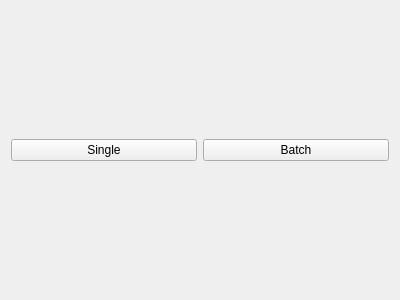
Old version of the form ImageWizard/batchchoice.ui in the repository coltoncandy/Image-Generator-Wizard.
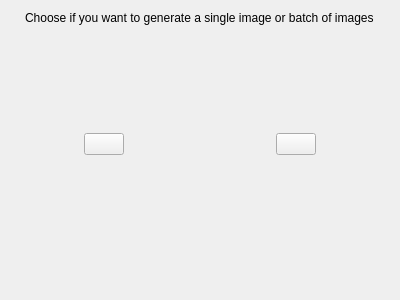
New version of the form.

Commit message: Added styling to batch choice

```diff
--- a/ImageWizard/batchchoice.ui
+++ b/ImageWizard/batchchoice.ui
@@ -13,20 +13,57 @@
   <property name="windowTitle">
    <string>Form</string>
   </property>
-  <layout class="QHBoxLayout" name="horizontalLayout_2">
-   <item>
-    <widget class="QPushButton" name="singleBtn">
+  <layout class="QVBoxLayout" name="verticalLayout">
+   <item alignment="Qt::AlignHCenter|Qt::AlignTop">
+    <widget class="QLabel" name="title">
      <property name="text">
-      <string>Single</string>
+      <string>Choose if you want to generate a single image or batch of images</string>
      </property>
     </widget>
    </item>
    <item>
-    <widget class="QPushButton" name="batchBtn">
-     <property name="text">
-      <string>Batch</string>
+    <layout class="QHBoxLayout" name="horizontalLayout">
+     <item alignment="Qt::AlignHCenter|Qt::AlignTop">
+      <widget class="QPushButton" name="singleBtn">
+       <property name="text">
+        <string/>
+       </property>
+      </widget>
+     </item>
+     <item alignment="Qt::AlignHCenter|Qt::AlignTop">
+      <widget class="QPushButton" name="batchBtn">
+       <property name="text">
+        <string/>
+       </property>
+      </widget>
+     </item>
+    </layout>
+   </item>
+   <item>
+    <spacer name="horizontalSpacer_2">
+     <property name="orientation">
+      <enum>Qt::Horizontal</enum>
      </property>
-    </widget>
+     <property name="sizeHint" stdset="0">
+      <size>
+       <width>40</width>
+       <height>20</height>
+      </size>
+     </property>
+    </spacer>
+   </item>
+   <item>
+    <spacer name="horizontalSpacer">
+     <property name="orientation">
+      <enum>Qt::Horizontal</enum>
+     </property>
+     <property name="sizeHint" stdset="0">
+      <size>
+       <width>40</width>
+       <height>20</height>
+      </size>
+     </property>
+    </spacer>
    </item>
   </layout>
  </widget>
```
The commit also changes 3 other files.
